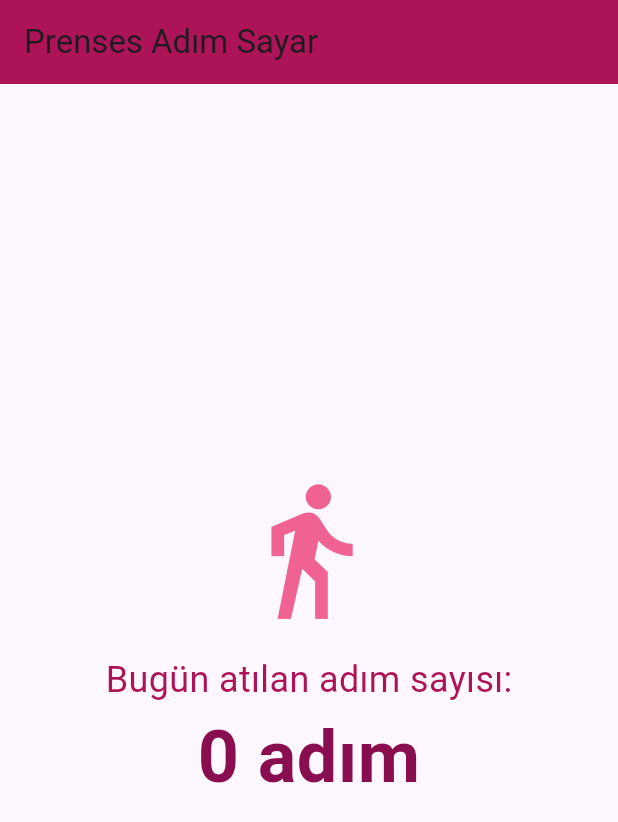
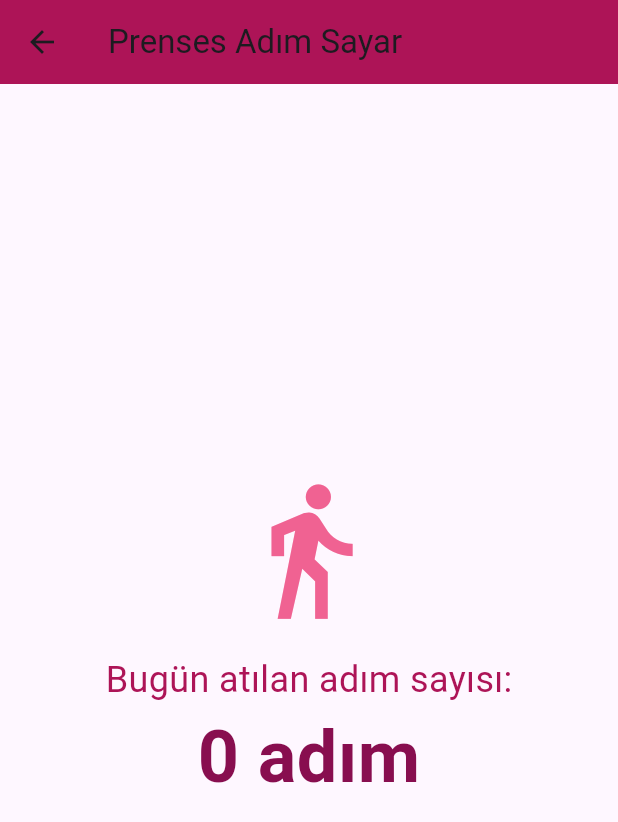
Before and after one commit to mexrve/princessapplication, a Flutter app: the StepCounterPage screen opened directly, on a phone screen of 412 x 824 dp. Shown: the top 822 px of the screen. Run offline on Flutter 3.47's test engine with Material 3 defaults, Android fonts, the light colour scheme and no system bars; our stand-ins replace pedometer, shared_preferences, table_calendar; missing offline and left inert: prencess_app; accounts and stored records are empty.

Commit message:
Update my_pedometer.dart

```diff
--- a/lib/my_pedometer.dart
+++ b/lib/my_pedometer.dart
@@ -1,6 +1,8 @@
 import 'package:flutter/material.dart';
 import 'package:pedometer/pedometer.dart';
 import 'dart:async';
+
+import 'package:prencess_app/main.dart';
 
 class MyPedometer extends StatelessWidget {
   @override
@@ -55,6 +57,12 @@ class _StepCounterPageState extends State<StepCounterPage> {
       appBar: AppBar(
         title: Text('Prenses Adım Sayar'),
         backgroundColor: Colors.pink[800],
+        leading: IconButton(
+          icon: Icon(Icons.arrow_back),
+          onPressed: (){
+            Navigator.push(context, MaterialPageRoute(builder: (context) => CategoriesPage()));
+          },
+        ),
       ),
       body: Center(
         child: Column(
```
